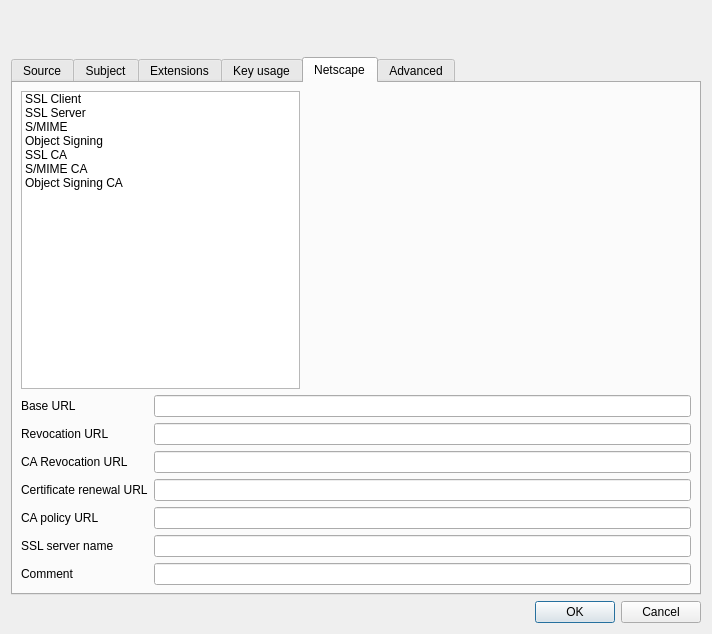
Above: ui/NewX509.ui from chris2511/xca before the change. Below: the same form after it.
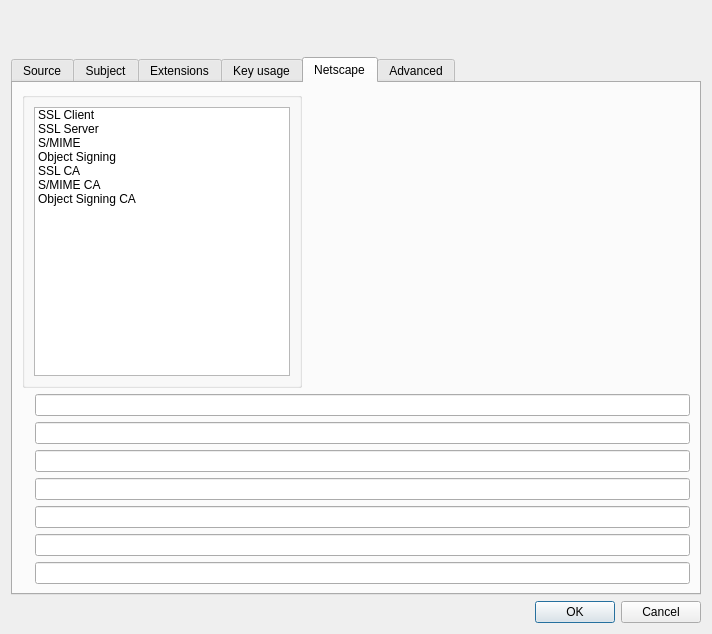
That is the form after the change. The open tabs and pages were chosen to show the change. Custom widgets are drawn as their Qt base class.

```diff
--- a/ui/NewX509.ui
+++ b/ui/NewX509.ui
@@ -1099,21 +1099,12 @@
       <attribute name="title">
        <string>Netscape</string>
       </attribute>
-      <layout class="QVBoxLayout">
-       <property name="spacing">
-        <number>6</number>
-       </property>
-       <property name="margin">
-        <number>8</number>
-       </property>
+      <layout class="QVBoxLayout" name="verticalLayout_8">
        <item>
-        <layout class="QHBoxLayout">
-         <property name="spacing">
-          <number>6</number>
-         </property>
-         <property name="margin">
-          <number>0</number>
-         </property>
+        <layout class="QHBoxLayout" name="horizontalLayout_5">
+         <item>
+          <widget class="QGroupBox" name="nsCertTypeBox">
+           <layout class="QHBoxLayout" name="horizontalLayout_4">
          <item>
           <widget class="QListWidget" name="nsCertType">
            <property name="selectionMode">
@@ -1156,6 +1147,9 @@
            </item>
           </widget>
          </item>
+           </layout>
+          </widget>
+         </item>
          <item>
           <spacer>
            <property name="orientation">
@@ -1228,37 +1222,16 @@
           <widget class="QLineEdit" name="nsCaPolicyUrl"/>
          </item>
          <item row="2" column="0">
-          <widget class="QLabel" name="nsCaRevLbl">
-           <property name="toolTip">
-            <string>CA Revocation URL</string>
-           </property>
-           <property name="text">
-            <string notr="true">CA Revocation URL</string>
-           </property>
-          </widget>
+          <widget class="QLabel" name="nsCaRevLbl"/>
          </item>
          <item row="5" column="1">
           <widget class="QLineEdit" name="nsSslServerName"/>
          </item>
          <item row="1" column="0">
-          <widget class="QLabel" name="nsRevLbl">
-           <property name="toolTip">
-            <string>Revocation URL</string>
-           </property>
-           <property name="text">
-            <string notr="true">Revocation URL</string>
-           </property>
-          </widget>
+          <widget class="QLabel" name="nsRevLbl"/>
          </item>
          <item row="5" column="0">
-          <widget class="QLabel" name="nsSslServerLbl">
-           <property name="toolTip">
-            <string>SSL server name</string>
-           </property>
-           <property name="text">
-            <string notr="true">SSL server name</string>
-           </property>
-          </widget>
+          <widget class="QLabel" name="nsSslServerLbl"/>
          </item>
          <item row="0" column="1">
           <widget class="QLineEdit" name="nsBaseUrl"/>
@@ -1267,44 +1240,16 @@
           <widget class="QLineEdit" name="nsCARevocationUrl"/>
          </item>
          <item row="3" column="0">
-          <widget class="QLabel" name="nsRenewLbl">
-           <property name="toolTip">
-            <string>Certificate renewal URL</string>
-           </property>
-           <property name="text">
-            <string notr="true">Certificate renewal URL</string>
-           </property>
-          </widget>
+          <widget class="QLabel" name="nsRenewLbl"/>
          </item>
          <item row="6" column="0">
-          <widget class="QLabel" name="nsCommentLbl">
-           <property name="toolTip">
-            <string>Comment</string>
-           </property>
-           <property name="text">
-            <string notr="true">Comment</string>
-           </property>
-          </widget>
+          <widget class="QLabel" name="nsCommentLbl"/>
          </item>
          <item row="4" column="0">
-          <widget class="QLabel" name="nsCaPolicyLbl">
-           <property name="toolTip">
-            <string>CA policy URL</string>
-           </property>
-           <property name="text">
-            <string notr="true">CA policy URL</string>
-           </property>
-          </widget>
+          <widget class="QLabel" name="nsCaPolicyLbl"/>
          </item>
          <item row="0" column="0">
-          <widget class="QLabel" name="nsBaseLbl">
-           <property name="toolTip">
-            <string>Base URL</string>
-           </property>
-           <property name="text">
-            <string notr="true">Base URL</string>
-           </property>
-          </widget>
+          <widget class="QLabel" name="nsBaseLbl"/>
          </item>
          <item row="1" column="1">
           <widget class="QLineEdit" name="nsRevocationUrl"/>
@@ -1319,26 +1264,6 @@
         </layout>
        </item>
       </layout>
-      <widget class="QWidget" name="widget_3_2" native="true">
-       <property name="geometry">
-        <rect>
-         <x>0</x>
-         <y>0</y>
-         <width>100</width>
-         <height>30</height>
-        </rect>
-       </property>
-      </widget>
-      <widget class="QWidget" name="widget_5" native="true">
-       <property name="geometry">
-        <rect>
-         <x>0</x>
-         <y>0</y>
-         <width>100</width>
-         <height>30</height>
-        </rect>
-       </property>
-      </widget>
      </widget>
      <widget class="QWidget" name="Seite">
       <attribute name="title">
```
Left out of the diff: 56 changed lines with no effect on the pictures. Lines whose indentation alone changed are shown as unchanged.
